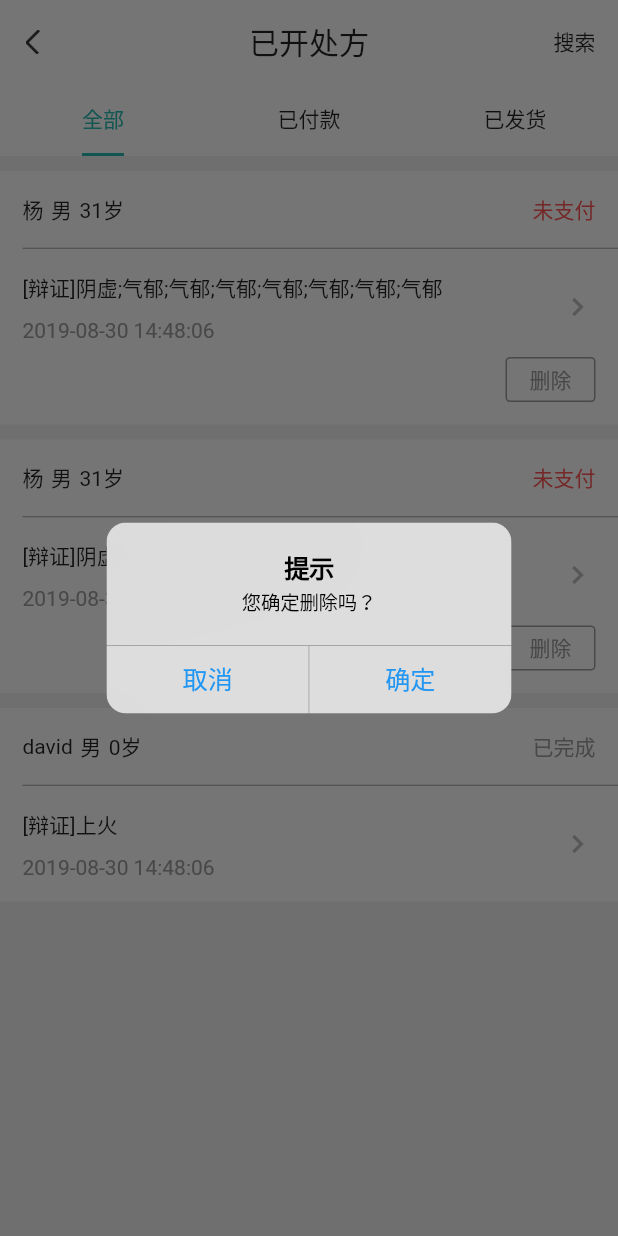
After one commit to shuigesuntao/flutter_drug, a Flutter app: the PrescriptionAlreadyPage screen opened by its route, after a tap on "删除", on a phone screen of 412 x 824 dp. The commit adds this screen. Run offline on Flutter 3.47's test engine with Material 2 defaults, Android fonts, the phone set to English and light mode, and no system bars; drawn by our look-alikes of oktoast; our stand-ins replace azlistview, cached_network_image, device_info, dio, flutter_easyrefresh, flutter_swiper and 4 more; missing offline and left inert: lpinyin; accounts and stored records are empty; network calls fail; statements that could not run were skipped.

Commit message:
已开处方

```diff
--- a/lib/config/router_config.dart
+++ b/lib/config/router_config.dart
@@ -2,6 +2,7 @@ import 'package:flutter/material.dart';
 import 'package:flutter/cupertino.dart';
 import 'package:flutter_drug/ui/page/add_patient_page.dart';
 import 'package:flutter_drug/ui/page/prescription/check_message_page.dart';
+import 'package:flutter_drug/ui/page/prescription/prescription_already_page.dart';
 import 'package:flutter_drug/ui/page/prescription/prescription_sample_page.dart';
 import 'package:flutter_drug/ui/page/prescription/take_prescription_page.dart';
 import 'package:flutter_drug/ui/page/setting_page.dart';
@@ -26,6 +27,7 @@ class RouteName {
   static const String checkMessage = 'checkMessage';//审方消息
   static const String serviceSetting = 'serviceSetting';//服务设置
   static const String publishNotice = 'publishNotice';//发布公告
+  static const String prescriptionAlready = 'prescriptionAlready';//已开处方
   static const String prescriptionSample = 'prescriptionSample';//处方示例
   static const String login = 'login';
   static const String register = 'register';
@@ -53,6 +55,8 @@ class Router {
         return CupertinoPageRoute(builder: (_) => ServiceSettingPage());
       case RouteName.publishNotice:
         return CupertinoPageRoute(builder: (_) => PublishNoticePage());
+      case RouteName.prescriptionAlready:
+        return CupertinoPageRoute(builder: (_) => PrescriptionAlreadyPage());
       case RouteName.prescriptionSample:
         return CupertinoPageRoute(builder: (_) => PrescriptionSamplePage());
       case RouteName.test:
--- /dev/null
+++ b/lib/model/prescription.dart
@@ -0,0 +1,13 @@
+
+
+class Prescription{
+  int status; //0 全部 1 未支付 2 已付款 3 已发货 4 已完成
+  String statusText; //0 全部 1 未支付 2 已付款 3 已发货 4 已完成
+  String name;
+  String gender;
+  int age;
+  String symptom; // 症状
+  String time;
+
+  Prescription(this.status,this.statusText,this.name,this.gender,this.age,this.symptom,this.time);
+}
--- a/lib/ui/page/prescription/check_message_page.dart
+++ b/lib/ui/page/prescription/check_message_page.dart
@@ -20,7 +20,7 @@ class CheckMessagePage extends StatelessWidget {
               onModelReady: (model) {
                 model.initData();
               },
-              builder: (context, model, child) {
+              builder: (_,CheckMessageModel model, __) {
                 return EasyRefresh(
                   controller: model.refreshController,
                   onRefresh: model.refresh,
@@ -31,9 +31,9 @@ class CheckMessagePage extends StatelessWidget {
                   child: ListView.separated(
                     separatorBuilder: (BuildContext context, int index) =>
                       Divider(height: 1),
-                    itemCount: model.checkMessages?.length ?? 0,
+                    itemCount: model.list?.length ?? 0,
                     itemBuilder: (context, index) {
-                      return _buildMessageItem(context,model.checkMessages[index]);
+                      return _buildMessageItem(context,model.list[index]);
                     },
                   ),
                 );
--- /dev/null
+++ b/lib/ui/page/prescription/prescription_already_page.dart
@@ -0,0 +1,53 @@
+
+
+import 'package:flutter/material.dart';
+import 'package:flutter_drug/ui/page/prescription/prescription_list_page.dart';
+import 'package:flutter_drug/ui/widget/titlebar.dart';
+
+class PrescriptionAlreadyPage extends StatefulWidget{
+  @override
+  State<StatefulWidget> createState() => _PrescriptionAlreadyPageState();
+
+}
+
+class _PrescriptionAlreadyPageState extends State<PrescriptionAlreadyPage>{
+  List<String> tabTitles = ["全部", "已付款", "已发货"];
+  List<int> status = [0,2,3];
+  ValueNotifier<int> valueNotifier = ValueNotifier(0);
+  @override
+  Widget build(BuildContext context) {
+    return Scaffold(
+      appBar: TitleBar.buildCommonAppBar(context, '已开处方', actionText: '搜索',
+        onActionPress: () {
+          print('点击了搜索');
+        },actionTextColor: Colors.black87),
+      body:DefaultTabController(
+        length: tabTitles.length,
+        initialIndex: 0,
+        child: Builder(
+          builder: (context) {
+            return Column(
+              children: <Widget>[
+                Container(
+                  width: double.infinity,
+                  color: Colors.white,
+                  child: TabBar(
+                    indicatorColor: Theme.of(context).primaryColor,
+                    labelColor: Theme.of(context).primaryColor,
+                    unselectedLabelColor: Colors.black87,
+                    indicatorSize: TabBarIndicatorSize.label,
+                    tabs: List.generate(tabTitles.length, (index) => Tab(text: tabTitles[index]))
+                  ),
+                ),
+                Expanded(child: TabBarView(
+                  children: List.generate(tabTitles.length, (index) => PrescriptionListPage(status[index])),
+                ))
+              ],
+            );
+          },
+        ),
+      )
+    );
+  }
+
+}
--- /dev/null
+++ b/lib/ui/page/prescription/prescription_list_page.dart
@@ -0,0 +1,140 @@
+
+
+import 'package:flutter/cupertino.dart';
+import 'package:flutter/material.dart';
+import 'package:flutter_drug/model/prescription.dart';
+import 'package:flutter_drug/provider/provider_widget.dart';
+import 'package:flutter_drug/provider/view_state_widget.dart';
+import 'package:flutter_drug/view_model/prescription_model.dart';
+import 'package:flutter_easyrefresh/easy_refresh.dart';
+
+class PrescriptionListPage extends StatefulWidget{
+  final int status;
+
+  PrescriptionListPage(this.status);
+  @override
+  State<StatefulWidget> createState() => _PrescriptionListPageState();
+
+}
+
+class _PrescriptionListPageState extends State<PrescriptionListPage> with AutomaticKeepAliveClientMixin{
+
+  @override
+  bool get wantKeepAlive => true;
+
+  @override
+  Widget build(BuildContext context) {
+    super.build(context);
+    return ProviderWidget<PrescriptionListModel>(
+      model: PrescriptionListModel(widget.status),
+      onModelReady: (model) => model.initData(),
+      builder: (context, model, child) {
+        if (model.busy) {
+          return Center(child: CircularProgressIndicator());
+        }
+        return EasyRefresh(
+          controller: model.refreshController,
+          onRefresh: model.refresh,
+          onLoad: model.loadMore,
+          enableControlFinishRefresh: true,
+          enableControlFinishLoad: true,
+          emptyWidget: model.empty ? ViewStateEmptyWidget() : null,
+          child: ListView.builder(
+            itemCount: model.list.length,
+            itemBuilder: (context, index) {
+              return _buildPrescriptionItem(model.list[index]);
+            }));
+      },
+    );
+  }
+
+
+  Widget _buildPrescriptionItem(Prescription p){
+    return Container(
+      margin: EdgeInsets.only(top: 10),
+      color: Colors.white,
+      child: Column(
+        children: <Widget>[
+          Padding(padding: EdgeInsets.all(15),child:
+          Row(
+            children: <Widget>[
+              Text(p.name),
+              Padding(padding: EdgeInsets.symmetric(horizontal: 5),child: Text(p.gender),),
+              Text('${p.age}岁'),
+              Expanded(child: SizedBox()),
+              Text(p.statusText,style: TextStyle(color: p.status == 4?Colors.grey:Colors.redAccent),)
+            ],
+          ),),
+          Divider(height: 1,color: Colors.grey,indent: 15,),
+          Padding(padding: EdgeInsets.all(15),child:
+            Column(
+              children: <Widget>[
+                Row(
+                  children: <Widget>[
+                    Expanded(child: Column(
+                      crossAxisAlignment: CrossAxisAlignment.start,
+                      children: <Widget>[
+                        Text(p.symptom),
+                        SizedBox(height: 10),
+                        Text(p.time,style: TextStyle(color: Colors.grey),),
+
+                      ],
+                    ),),
+                    Icon(
+                      Icons.chevron_right,
+                      color: Colors.grey.shade400,
+                    ),
+                  ],
+                ),
+                Offstage(
+                  offstage: p.status == 4,
+                  child:  Container(
+                    margin: EdgeInsets.only(top: 10),
+                    alignment: Alignment.centerRight,
+                    child: SizedBox(
+                      width: 60,
+                      height: 30,
+                      child: OutlineButton(
+                        onPressed: () => showDialog(
+                          context: context,
+                          builder: (context) {
+                            return CupertinoAlertDialog(
+                              title: Text('提示'),
+                              content: Text('您确定删除吗？'),
+                              actions: <Widget>[
+                                CupertinoDialogAction(
+                                  child: Text("取消"),
+                                  onPressed: () {
+                                    Navigator.pop(context);
+                                  },
+                                ),
+                                CupertinoDialogAction(
+                                  child: Text("确定"),
+                                  onPressed: () {
+                                    print('删除');
+                                  },
+                                ),
+                              ],
+                            );
+                          }),
+                        color: Colors.white,
+                        child: Text(
+                          '删除',
+                          style: TextStyle(color: Colors.grey),
+                        ),
+                        borderSide:
+                        BorderSide(color:Colors.grey, width: 1),
+                        shape: RoundedRectangleBorder(
+                          borderRadius: BorderRadius.all(Radius.circular(3))),
+                      ),
+                    ),
+                  ),
+                )
+              ],
+            ),
+           )
+        ],
+      ),
+    );
+  }
+}
--- a/lib/ui/page/tab/address_book_page.dart
+++ b/lib/ui/page/tab/address_book_page.dart
@@ -24,7 +24,7 @@ class AddressBookPage extends StatelessWidget {
               mainAxisSize: MainAxisSize.min,
               crossAxisAlignment: CrossAxisAlignment.center,
               children: <Widget>[
-                Text('全部(${friendModel.friends?.length ?? 0})'),
+                Text('全部(${friendModel.list?.length ?? 0})'),
                 Image.asset(ImageHelper.wrapAssets('ic_arrow_drop_down.png'),
                   width: 15, height: 15)
               ],
@@ -47,7 +47,7 @@ class AddressBookPage extends StatelessWidget {
           body:  friendModel.busy
             ? Center(child: CircularProgressIndicator())
             : AzListView(
-                data: friendModel.friends,
+                data: friendModel.list,
                 itemBuilder: (context, model) => _buildFriendItem(model),
                 suspensionWidget: _buildSusWidget(friendModel.suspensionTag),
                 isUseRealIndex: true,
--- a/lib/ui/page/tab/ask_page.dart
+++ b/lib/ui/page/tab/ask_page.dart
@@ -53,8 +53,8 @@ class _AskPageState extends State<AskPage> with AutomaticKeepAliveClientMixin{
             builder: (context, conversationModel, child) {
               return ListView.builder(
                 itemBuilder: (BuildContext context, int index) =>
-                  _buildConversationItem(conversationModel.conversations[index]),
-                itemCount: conversationModel.conversations?.length??0,
+                  _buildConversationItem(conversationModel.list[index]),
+                itemCount: conversationModel.list?.length??0,
               );
             }))
         ],
--- a/lib/ui/page/tab/home_page.dart
+++ b/lib/ui/page/tab/home_page.dart
@@ -144,7 +144,7 @@ class _HomePageState extends State<HomePage>
                                           '已开处方',
                                           'ic_ykcf.png',
                                           onClick: () =>
-                                              nextPage(RouteName.test),
+                                              nextPage(RouteName.prescriptionAlready),
                                         ),
                                       ],
                                     )),
--- a/lib/ui/page/user/decoct_manage_page.dart
+++ b/lib/ui/page/user/decoct_manage_page.dart
@@ -34,11 +34,11 @@ class DecoctManagePage extends StatelessWidget{
               emptyWidget: decoctModel.empty ? ViewStateEmptyWidget() : null,
               child: ListView.separated(
                 separatorBuilder: (BuildContext context, int index) => Divider(height: 1),
-                itemCount: decoctModel.decoctMethods?.length??0,
+                itemCount: decoctModel.list?.length??0,
                 itemBuilder: (context, index){
                   return ListTile(
                     title: Text(
-                      decoctModel.decoctMethods[index].name,
+                      decoctModel.list[index].name,
                       style: TextStyle(fontSize: 16),
                     )
                   );
--- /dev/null
+++ b/lib/view_model/prescription_model.dart
@@ -0,0 +1,26 @@
+import 'package:flutter_drug/model/prescription.dart';
+import 'package:flutter_drug/provider/view_state_refresh_list_model.dart';
+
+
+class PrescriptionListModel extends ViewStateRefreshListModel {
+  final int status;
+
+  PrescriptionListModel(this.status);
+
+  @override
+  Future<List> loadData({int pageNum}) async {
+    return await Future.delayed(Duration(seconds: 2), () {
+      List<Prescription> results = List();
+      results.add(Prescription(1,"未支付","杨","男",31,"[辩证]阴虚;气郁;气郁;气郁;气郁;气郁;气郁;气郁","2019-08-30 14:48:06"));
+      results.add(Prescription(1,"未支付","杨","男",31,"[辩证]阴虚;痰湿;气郁;血瘀;气虚;湿热","2019-08-30 12:48:06"));
+      results.add(Prescription(4,"已完成","david","男",0,"[辩证]上火","2019-08-30 14:48:06"));
+      if(status > 0){
+        results = results.where((p) => p.status == status).toList();
+      }
+      if(pageNum > 0){
+        results.clear();
+      }
+      return results;
+    });
+  }
+}
```
Also changed, not shown: lib/ui/page/user/service_setting_page.dart (+5 -16 lines), lib/view_model/check_message_model.dart (+3 -8 lines), lib/view_model/conversation_model.dart (+2 -7 lines), lib/view_model/decoct_model.dart (+5 -8 lines), lib/view_model/firend_model.dart (+3 -6 lines).
